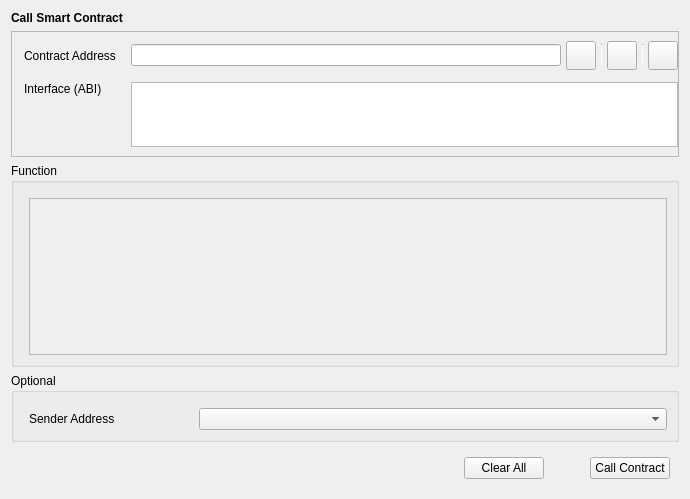
The window that src/qt/forms/callcontract.ui (bitnew-chain/btn_core) describes before a commit, drawn with Qt 5.
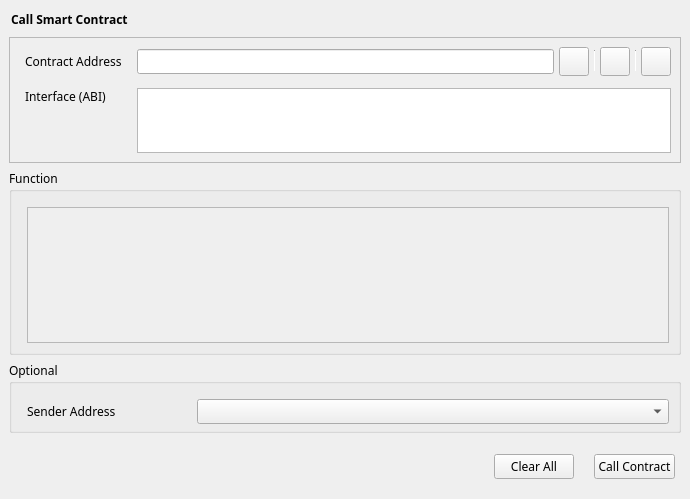
The same window after the commit. Custom widgets are drawn as their Qt base class.

What changed in the file:
```diff
--- a/src/qt/forms/callcontract.ui
+++ b/src/qt/forms/callcontract.ui
@@ -10,41 +10,85 @@
     <height>499</height>
    </rect>
   </property>
+  <property name="font">
+   <font>
+    <family>微软雅黑</family>
+   </font>
+  </property>
   <property name="windowTitle">
    <string>Form</string>
   </property>
-  <layout class="QVBoxLayout" name="verticalLayout">
+  <layout class="QVBoxLayout" name="verticalLayout_4">
+   <property name="leftMargin">
+    <number>0</number>
+   </property>
+   <property name="topMargin">
+    <number>0</number>
+   </property>
+   <property name="rightMargin">
+    <number>0</number>
+   </property>
    <item>
     <widget class="QStackedWidget" name="stackedWidget">
      <property name="currentIndex">
       <number>0</number>
      </property>
      <widget class="QWidget" name="callContractPage">
-      <layout class="QVBoxLayout" name="verticalLayout_4">
-       <property name="leftMargin">
-        <number>0</number>
-       </property>
-       <property name="topMargin">
-        <number>0</number>
-       </property>
-       <property name="rightMargin">
-        <number>0</number>
-       </property>
-       <property name="bottomMargin">
-        <number>0</number>
-       </property>
+      <property name="minimumSize">
+       <size>
+        <width>656</width>
+        <height>0</height>
+       </size>
+      </property>
+      <layout class="QVBoxLayout" name="verticalLayout">
        <item>
-        <widget class="QLabel" name="labelTitle">
-         <property name="font">
-          <font>
-           <weight>75</weight>
-           <bold>true</bold>
-          </font>
+        <layout class="QHBoxLayout" name="horizontalLayout_3">
+         <property name="leftMargin">
+          <number>2</number>
          </property>
-         <property name="text">
-          <string>Call Smart Contract</string>
+         <property name="bottomMargin">
+          <number>2</number>
          </property>
-        </widget>
+         <item>
+          <widget class="QLabel" name="labelTitle">
+           <property name="enabled">
+            <bool>true</bool>
+           </property>
+           <property name="maximumSize">
+            <size>
+             <width>160</width>
+             <height>16777215</height>
+            </size>
+           </property>
+           <property name="font">
+            <font>
+             <family>微软雅黑</family>
+             <weight>75</weight>
+             <bold>true</bold>
+            </font>
+           </property>
+           <property name="text">
+            <string>Call Smart Contract</string>
+           </property>
+          </widget>
+         </item>
+         <item>
+          <spacer name="horizontalSpacer_2">
+           <property name="orientation">
+            <enum>Qt::Horizontal</enum>
+           </property>
+           <property name="sizeType">
+            <enum>QSizePolicy::Expanding</enum>
+           </property>
+           <property name="sizeHint" stdset="0">
+            <size>
+             <width>40</width>
+             <height>20</height>
+            </size>
+           </property>
+          </spacer>
+         </item>
+        </layout>
        </item>
        <item>
         <widget class="QFrame" name="frameContract">
@@ -54,6 +98,12 @@
            <verstretch>0</verstretch>
           </sizepolicy>
          </property>
+         <property name="minimumSize">
+          <size>
+           <width>656</width>
+           <height>0</height>
+          </size>
+         </property>
          <property name="frameShape">
           <enum>QFrame::StyledPanel</enum>
          </property>
@@ -70,7 +120,10 @@
           <item>
            <layout class="QGridLayout" name="gridLayout">
             <property name="leftMargin">
-             <number>12</number>
+             <number>15</number>
+            </property>
+            <property name="rightMargin">
+             <number>9</number>
             </property>
             <property name="horizontalSpacing">
              <number>15</number>
@@ -80,6 +133,11 @@
             </property>
             <item row="0" column="0">
              <widget class="QLabel" name="labelContractAddress">
+              <property name="font">
+               <font>
+                <family>微软雅黑</family>
+               </font>
+              </property>
               <property name="text">
                <string>Contract Address</string>
               </property>
@@ -190,6 +248,11 @@
             </item>
             <item row="1" column="0" alignment="Qt::AlignTop">
              <widget class="QLabel" name="labelInterface">
+              <property name="font">
+               <font>
+                <family>微软雅黑</family>
+               </font>
+              </property>
               <property name="text">
                <string>Interface (ABI)</string>
               </property>
@@ -202,9 +265,23 @@
        </item>
        <item>
         <widget class="QGroupBox" name="groupBoxFunction">
+         <property name="minimumSize">
+          <size>
+           <width>656</width>
+           <height>0</height>
+          </size>
+         </property>
+         <property name="font">
+          <font>
+           <family>微软雅黑</family>
+          </font>
+         </property>
          <property name="title">
           <string>Function</string>
          </property>
+         <property name="flat">
+          <bool>true</bool>
+         </property>
          <layout class="QVBoxLayout" name="verticalLayout_3">
           <property name="leftMargin">
            <number>15</number>
@@ -222,8 +299,8 @@
               <rect>
                <x>0</x>
                <y>0</y>
-               <width>640</width>
-               <height>155</height>
+               <width>644</width>
+               <height>148</height>
               </rect>
              </property>
             </widget>
@@ -234,9 +311,23 @@
        </item>
        <item>
         <widget class="QGroupBox" name="groupBoxOptional">
+         <property name="minimumSize">
+          <size>
+           <width>656</width>
+           <height>0</height>
+          </size>
+         </property>
+         <property name="font">
+          <font>
+           <family>微软雅黑</family>
+          </font>
+         </property>
          <property name="title">
           <string>Optional</string>
          </property>
+         <property name="flat">
+          <bool>true</bool>
+         </property>
          <layout class="QGridLayout" name="gridLayout_3">
           <property name="leftMargin">
            <number>15</number>
@@ -244,6 +335,9 @@
           <property name="topMargin">
            <number>15</number>
           </property>
+          <property name="bottomMargin">
+           <number>6</number>
+          </property>
           <property name="horizontalSpacing">
            <number>10</number>
           </property>
@@ -274,6 +368,12 @@
               <height>0</height>
              </size>
             </property>
+            <property name="maximumSize">
+             <size>
+              <width>16777215</width>
+              <height>16777215</height>
+             </size>
+            </property>
             <property name="text">
              <string>Sender Address</string>
             </property>
@@ -292,10 +392,10 @@
       <number>9</number>
      </property>
      <property name="topMargin">
-      <number>9</number>
+      <number>6</number>
      </property>
      <property name="rightMargin">
-      <number>9</number>
+      <number>15</number>
      </property>
      <property name="bottomMargin">
       <number>9</number>
@@ -318,6 +418,11 @@
      </item>
      <item>
       <widget class="QPushButton" name="pushButtonClearAll">
+       <property name="font">
+        <font>
+         <family>微软雅黑</family>
+        </font>
+       </property>
        <property name="text">
         <string>Clear All</string>
        </property>
@@ -333,7 +438,7 @@
        </property>
        <property name="sizeHint" stdset="0">
         <size>
-         <width>40</width>
+         <width>14</width>
          <height>20</height>
         </size>
        </property>
@@ -341,6 +446,11 @@
      </item>
      <item>
       <widget class="QPushButton" name="pushButtonCallContract">
+       <property name="font">
+        <font>
+         <family>微软雅黑</family>
+        </font>
+       </property>
        <property name="text">
         <string>Call Contract</string>
        </property>
```
Left out of the diff: 20 changed lines with no effect on the pictures.
